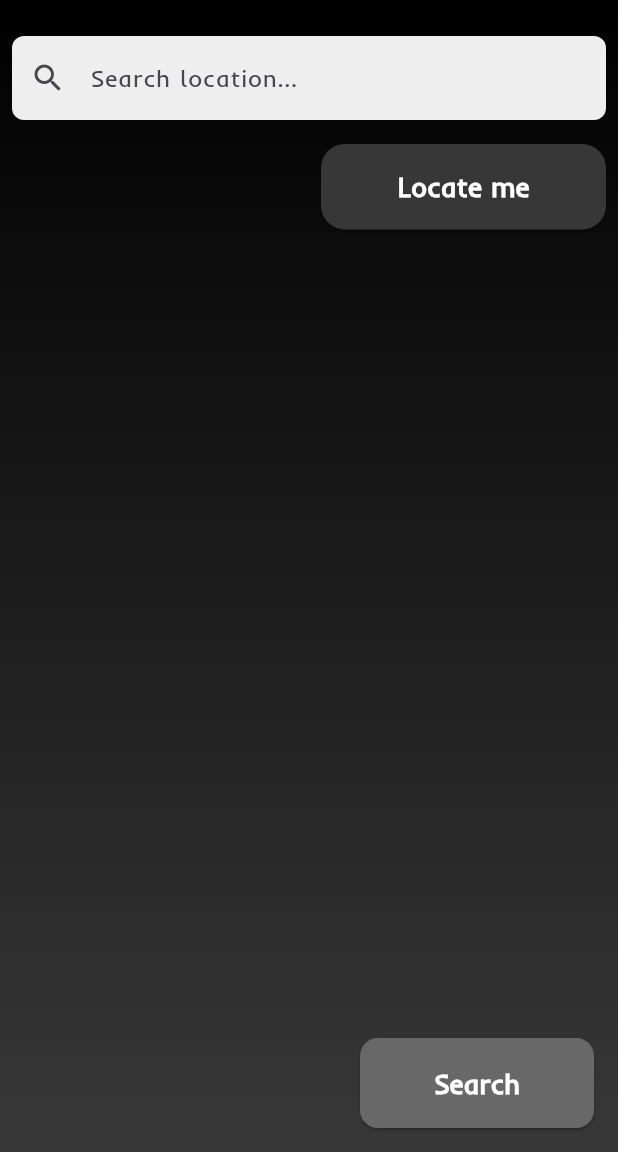
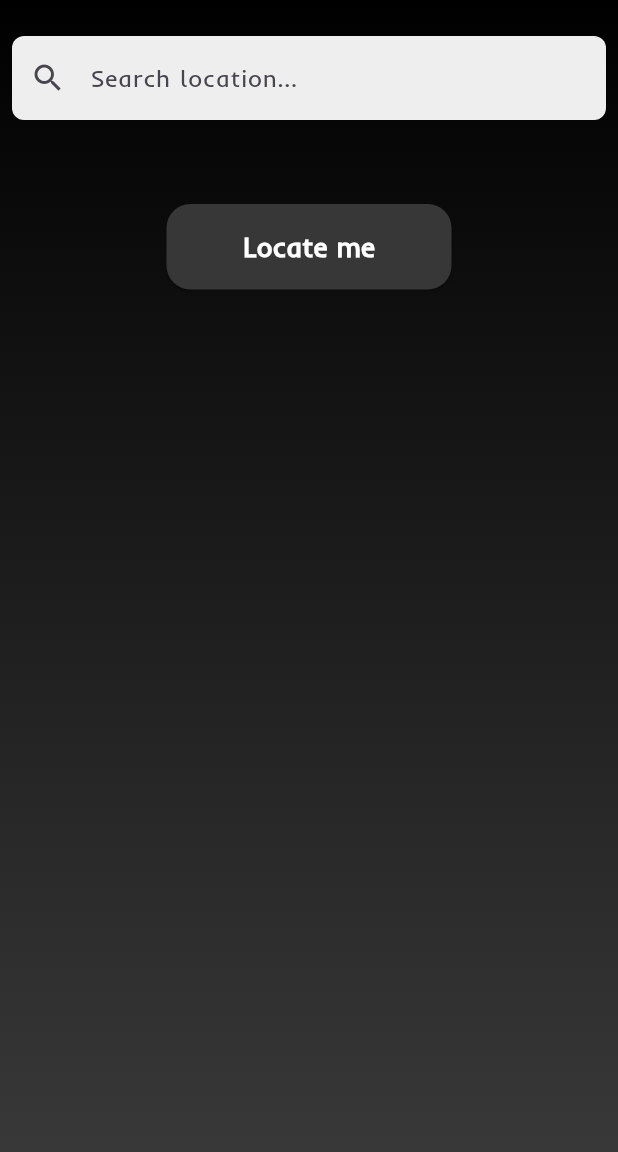
Before and after one commit to adilzhanY/clima_nova_app, a Flutter app: the SearchScreen screen opened directly, on a phone screen of 412 x 824 dp, the part 84-1236 px from its top. Run offline on Flutter 3.47's test engine with Material 3 defaults, Android fonts, the light colour scheme and no system bars; our stand-ins replace geolocator, weather.

Commit message:
serchLocationPage update.

```diff
--- a/lib/searchLocationPage.dart
+++ b/lib/searchLocationPage.dart
@@ -175,9 +175,9 @@ class _HomeScreenState extends State<SearchScreen> {
                   onChanged: _onSearchChanged,
                   onSubmitted: (_) => _searchWeather(),
                 ),
-                SizedBox(height: 16.0),
+                SizedBox(height: 56.0),
                 Align(
-                  alignment: Alignment.centerRight,
+                  alignment: Alignment.center,
                   child: ElevatedButton(
                     onPressed: _locateMe,
                     child: Text(
@@ -202,32 +202,6 @@ class _HomeScreenState extends State<SearchScreen> {
               ],
             ),
           ),
-          Align(
-            alignment: Alignment.bottomRight,
-            child: Padding(
-              padding: const EdgeInsets.all(16.0),
-              child: ElevatedButton(
-                onPressed: _searchWeather,
-                child: Text(
-                  'Search',
-                  style: TextStyle(
-                    fontFamily: 'Inder-Regular',
-                    fontWeight: FontWeight.bold,
-                    fontSize: 18,
-                    color: Colors.white,
-                  ),
-                ),
-                style: ElevatedButton.styleFrom(
-                  backgroundColor: Color(0xff686868),
-                  minimumSize: Size(156, 57),
-                  shape: RoundedRectangleBorder(
-                    borderRadius: BorderRadius.circular(12),
-                  ),
-                  padding: EdgeInsets.symmetric(horizontal: 25, vertical: 17),
-                ),
-              ),
-            ),
-          ),
         ],
       ),
     );
```
